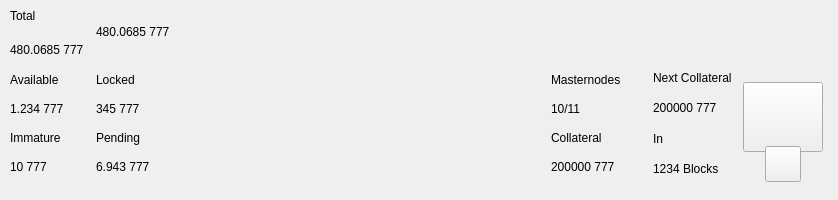
Before: the Qt Designer form src/qt/pivx/forms/topbar.ui in decenomy/DSW, drawn with Qt 5.
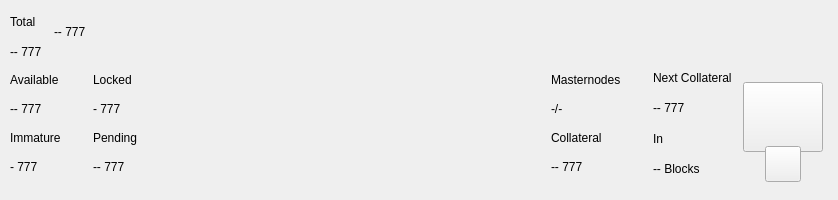
After: the same form once the commit is applied. Custom widgets are drawn as their Qt base class.

Patch:
```diff
--- a/src/qt/pivx/forms/topbar.ui
+++ b/src/qt/pivx/forms/topbar.ui
@@ -101,7 +101,7 @@
                <number>0</number>
               </property>
               <property name="topMargin">
-               <number>0</number>
+               <number>8</number>
               </property>
               <property name="rightMargin">
                <number>0</number>
@@ -119,7 +119,7 @@
               <item>
                <widget class="QLabel" name="labelAmountPiv">
                 <property name="text">
-                 <string notr="true">480.0685 777</string>
+                 <string notr="true">-- 777</string>
                 </property>
                </widget>
               </item>
@@ -162,7 +162,7 @@
                  <string notr="true">padding:0px;margin:0px;</string>
                 </property>
                 <property name="text">
-                 <string notr="true">480.0685 777</string>
+                 <string notr="true">-- 777</string>
                 </property>
                </widget>
               </item>
@@ -472,7 +472,7 @@
                  <item>
                   <widget class="QLabel" name="labelAvailablePiv">
                    <property name="text">
-                    <string>1.234 777</string>
+                    <string>-- 777</string>
                    </property>
                   </widget>
                  </item>
@@ -486,7 +486,7 @@
                  <item>
                   <widget class="QLabel" name="labelImmaturePiv">
                    <property name="text">
-                    <string notr="true">10 777</string>
+                    <string notr="true">- 777</string>
                    </property>
                   </widget>
                  </item>
@@ -507,7 +507,7 @@
                  <item>
                   <widget class="QLabel" name="labelLockedPiv">
                    <property name="text">
-                    <string>345 777</string>
+                    <string>- 777</string>
                    </property>
                   </widget>
                  </item>
@@ -521,7 +521,7 @@
                  <item>
                   <widget class="QLabel" name="labelPendingPiv">
                    <property name="text">
-                    <string notr="true">6.943 777</string>
+                    <string notr="true">-- 777</string>
                    </property>
                   </widget>
                  </item>
@@ -569,7 +569,7 @@
              <item>
               <widget class="QLabel" name="labelMasternodeCount">
                <property name="text">
-                <string>10/11</string>
+                <string>-/-</string>
                </property>
               </widget>
              </item>
@@ -583,7 +583,7 @@
              <item>
               <widget class="QLabel" name="labelCollateralPiv">
                <property name="text">
-                <string notr="true">200000 777</string>
+                <string notr="true">-- 777</string>
                </property>
               </widget>
              </item>
@@ -614,7 +614,7 @@
               <item>
                <widget class="QLabel" name="labelNextCollateralValue">
                 <property name="text">
-                 <string>200000 777</string>
+                 <string>-- 777</string>
                 </property>
                </widget>
               </item>
@@ -628,7 +628,7 @@
               <item>
                <widget class="QLabel" name="labelNextCollateralBlocks">
                 <property name="text">
-                 <string notr="true">1234 Blocks</string>
+                 <string notr="true">-- Blocks</string>
                 </property>
                </widget>
               </item>
```
Left out of the diff: 16 changed lines with no effect on the pictures.
